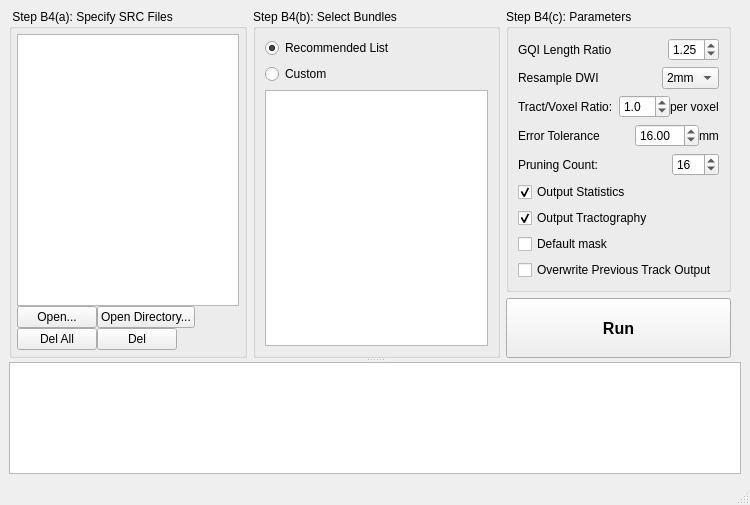
This is auto_track.ui in frankyeh/DSI-Studio as Qt 5 draws it before an edit. The edited form follows.
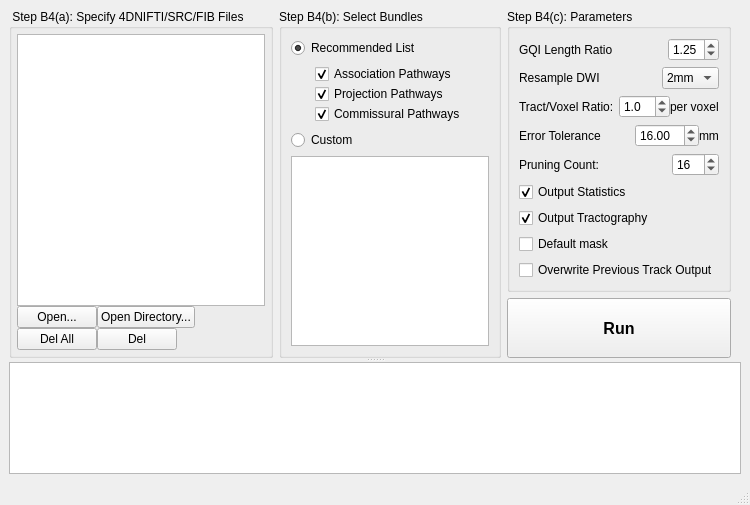
This is the edited form. Icons and pictures are not drawn.

What changed in the file:
```diff
--- a/auto_track.ui
+++ b/auto_track.ui
@@ -34,7 +34,7 @@
            </sizepolicy>
           </property>
           <property name="title">
-           <string> Step B4(a): Specify SRC Files</string>
+           <string> Step B4(a): Specify 4DNIFTI/SRC/FIB Files</string>
           </property>
           <layout class="QVBoxLayout" name="verticalLayout_7">
            <property name="spacing">
@@ -202,6 +202,57 @@
              </property>
             </widget>
            </item>
+           <item>
+            <widget class="QWidget" name="recom_panel" native="true">
+             <layout class="QVBoxLayout" name="verticalLayout_6">
+              <property name="spacing">
+               <number>0</number>
+              </property>
+              <property name="leftMargin">
+               <number>24</number>
+              </property>
+              <property name="topMargin">
+               <number>0</number>
+              </property>
+              <property name="rightMargin">
+               <number>0</number>
+              </property>
+              <property name="bottomMargin">
+               <number>0</number>
+              </property>
+              <item>
+               <widget class="QCheckBox" name="cb_association">
+                <property name="text">
+                 <string>Association Pathways</string>
+                </property>
+                <property name="checked">
+                 <bool>true</bool>
+                </property>
+               </widget>
+              </item>
+              <item>
+               <widget class="QCheckBox" name="cb_projection">
+                <property name="text">
+                 <string>Projection Pathways</string>
+                </property>
+                <property name="checked">
+                 <bool>true</bool>
+                </property>
+               </widget>
+              </item>
+              <item>
+               <widget class="QCheckBox" name="cb_commissural">
+                <property name="text">
+                 <string>Commissural Pathways</string>
+                </property>
+                <property name="checked">
+                 <bool>true</bool>
+                </property>
+               </widget>
+              </item>
+             </layout>
+            </widget>
+           </item>
            <item>
             <widget class="QRadioButton" name="custom">
              <property name="text">
```
